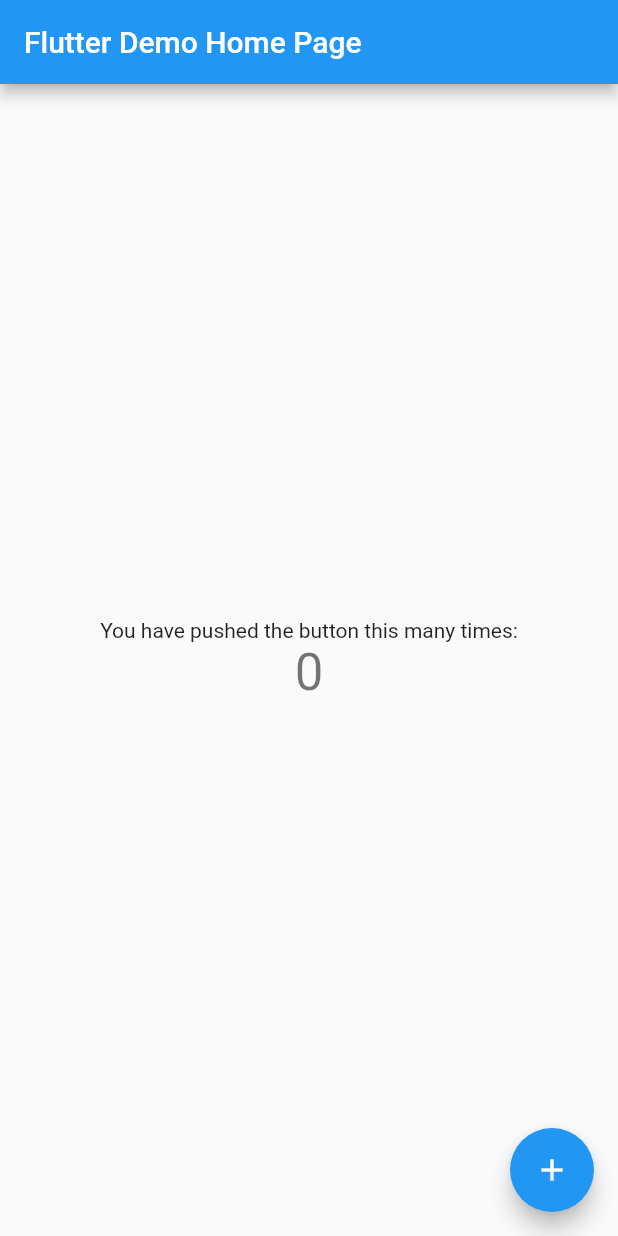
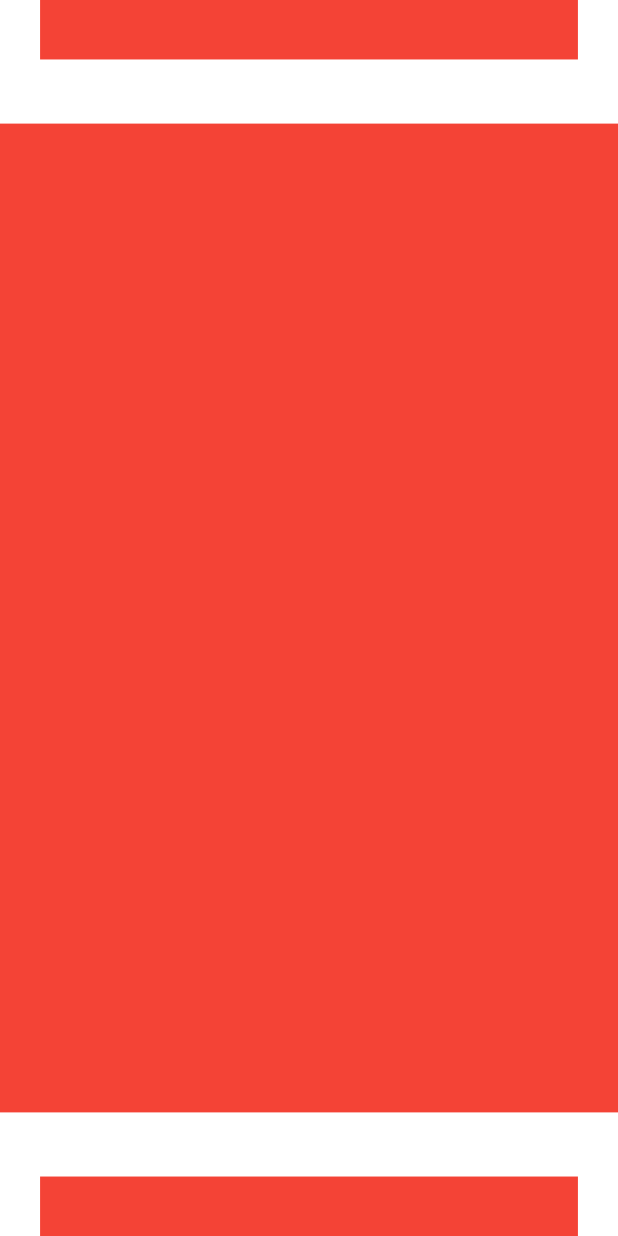
Before and after one commit to lorenzo-roma/flutter-website, a Flutter app: the screen it shows after launch, on a phone screen of 412 x 824 dp. Run offline on Flutter 3.47's test engine with Material 2 defaults, Android fonts, the phone set to English and light mode, and no system bars; drawn by our look-alikes of carousel_slider.

Commit message:
Testing carousel

```diff
--- /dev/null
+++ b/lib/carousel_section.dart
@@ -0,0 +1,21 @@
+import 'package:flutter/material.dart';
+import 'dart:math';
+
+class CarouselSection extends StatelessWidget {
+  static const _colorsList = [Colors.green, Colors.red, Colors.blue];
+  Color _color;
+  CarouselSection(){
+    final generator = new Random();
+    this._color = _colorsList[generator.nextInt(3)];
+    }
+  @override
+  Widget build(BuildContext context) {
+    final width = MediaQuery.of(context).size.width;
+    final height = MediaQuery.of(context).size.height*0.8;
+    return Container(
+      width: width,
+      height: height,
+      color: _color,
+    );
+  }
+}
--- /dev/null
+++ b/lib/home_page.dart
@@ -0,0 +1,47 @@
+import 'package:flutter/gestures.dart';
+import 'package:flutter/material.dart';
+import 'package:carousel_slider/carousel_slider.dart';
+import 'carousel_section.dart';
+
+class HomePage extends StatefulWidget {
+  @override
+  _HomePageState createState() => _HomePageState();
+}
+
+class _HomePageState extends State<HomePage> {
+  final CarouselController _controller = CarouselController();
+
+  double _getAspectRation(BuildContext context) {
+    return MediaQuery.of(context).size.width /
+        MediaQuery.of(context).size.height;
+  }
+
+  @override
+  Widget build(BuildContext context) {
+    return Center(
+        child: Listener(
+      onPointerSignal: (pointerSignal) {
+        if (pointerSignal is PointerScrollEvent) {
+          // do something when scrolled
+          print(pointerSignal.scrollDelta);
+          _controller.nextPage();
+        }
+      },
+      child: Stack(
+              children: [
+                CarouselSlider(
+          carouselController: _controller,
+          options: CarouselOptions(
+            aspectRatio: _getAspectRation(context),
+            enlargeCenterPage: true,
+            scrollDirection: Axis.vertical,
+            pageSnapping: true,
+          ),
+          items: [CarouselSection(), CarouselSection(), CarouselSection()],
+        ),
+        Container(child: Expanded(child: Container(),))
+        ]
+      ),
+    ));
+  }
+}
--- a/lib/main.dart
+++ b/lib/main.dart
@@ -1,113 +1,15 @@
 import 'package:flutter/material.dart';
-
+import 'home_page.dart';
 void main() {
   runApp(MyApp());
 }
 
 class MyApp extends StatelessWidget {
-  // This widget is the root of your application.
   @override
   Widget build(BuildContext context) {
     return MaterialApp(
       title: 'Flutter Demo',
-      theme: ThemeData(
-        // This is the theme of your application.
-        //
-        // Try running your application with "flutter run". You'll see the
-        // application has a blue toolbar. Then, without quitting the app, try
-        // changing the primarySwatch below to Colors.green and then invoke
-        // "hot reload" (press "r" in the console where you ran "flutter run",
-        // or simply save your changes to "hot reload" in a Flutter IDE).
-        // Notice that the counter didn't reset back to zero; the application
-        // is not restarted.
-        primarySwatch: Colors.blue,
-      ),
-      home: MyHomePage(title: 'Flutter Demo Home Page'),
+      home: HomePage(),
     );
   }
 }
-
-class MyHomePage extends StatefulWidget {
-  MyHomePage({Key key, this.title}) : super(key: key);
-
-  // This widget is the home page of your application. It is stateful, meaning
-  // that it has a State object (defined below) that contains fields that affect
-  // how it looks.
-
-  // This class is the configuration for the state. It holds the values (in this
-  // case the title) provided by the parent (in this case the App widget) and
-  // used by the build method of the State. Fields in a Widget subclass are
-  // always marked "final".
-
-  final String title;
-
-  @override
-  _MyHomePageState createState() => _MyHomePageState();
-}
-
-class _MyHomePageState extends State<MyHomePage> {
-  int _counter = 0;
-
-  void _incrementCounter() {
-    setState(() {
-      // This call to setState tells the Flutter framework that something has
-      // changed in this State, which causes it to rerun the build method below
-      // so that the display can reflect the updated values. If we changed
-      // _counter without calling setState(), then the build method would not be
-      // called again, and so nothing would appear to happen.
-      _counter++;
-    });
-  }
-
-  @override
-  Widget build(BuildContext context) {
-    // This method is rerun every time setState is called, for instance as done
-    // by the _incrementCounter method above.
-    //
-    // The Flutter framework has been optimized to make rerunning build methods
-    // fast, so that you can just rebuild anything that needs updating rather
-    // than having to individually change instances of widgets.
-    return Scaffold(
-      appBar: AppBar(
-        // Here we take the value from the MyHomePage object that was created by
-        // the App.build method, and use it to set our appbar title.
-        title: Text(widget.title),
-      ),
-      body: Center(
-        // Center is a layout widget. It takes a single child and positions it
-        // in the middle of the parent.
-        child: Column(
-          // Column is also a layout widget. It takes a list of children and
-          // arranges them vertically. By default, it sizes itself to fit its
-          // children horizontally, and tries to be as tall as its parent.
-          //
-          // Invoke "debug painting" (press "p" in the console, choose the
-          // "Toggle Debug Paint" action from the Flutter Inspector in Android
-          // Studio, or the "Toggle Debug Paint" command in Visual Studio Code)
-          // to see the wireframe for each widget.
-          //
-          // Column has various properties to control how it sizes itself and
-          // how it positions its children. Here we use mainAxisAlignment to
-          // center the children vertically; the main axis here is the vertical
-          // axis because Columns are vertical (the cross axis would be
-          // horizontal).
-          mainAxisAlignment: MainAxisAlignment.center,
-          children: <Widget>[
-            Text(
-              'You have pushed the button this many times:',
-            ),
-            Text(
-              '$_counter',
-              style: Theme.of(context).textTheme.headline4,
-            ),
-          ],
-        ),
-      ),
-      floatingActionButton: FloatingActionButton(
-        onPressed: _incrementCounter,
-        tooltip: 'Increment',
-        child: Icon(Icons.add),
-      ), // This trailing comma makes auto-formatting nicer for build methods.
-    );
-  }
-}
--- a/pubspec.yaml
+++ b/pubspec.yaml
@@ -23,6 +23,9 @@ environment:
 dependencies:
   flutter:
     sdk: flutter
+
+  carousel_slider: ^2.3.1
+
 
 
   # The following adds the Cupertino Icons font to your application.
```
Also changed, not shown: pubspec.lock, 3 other files.
